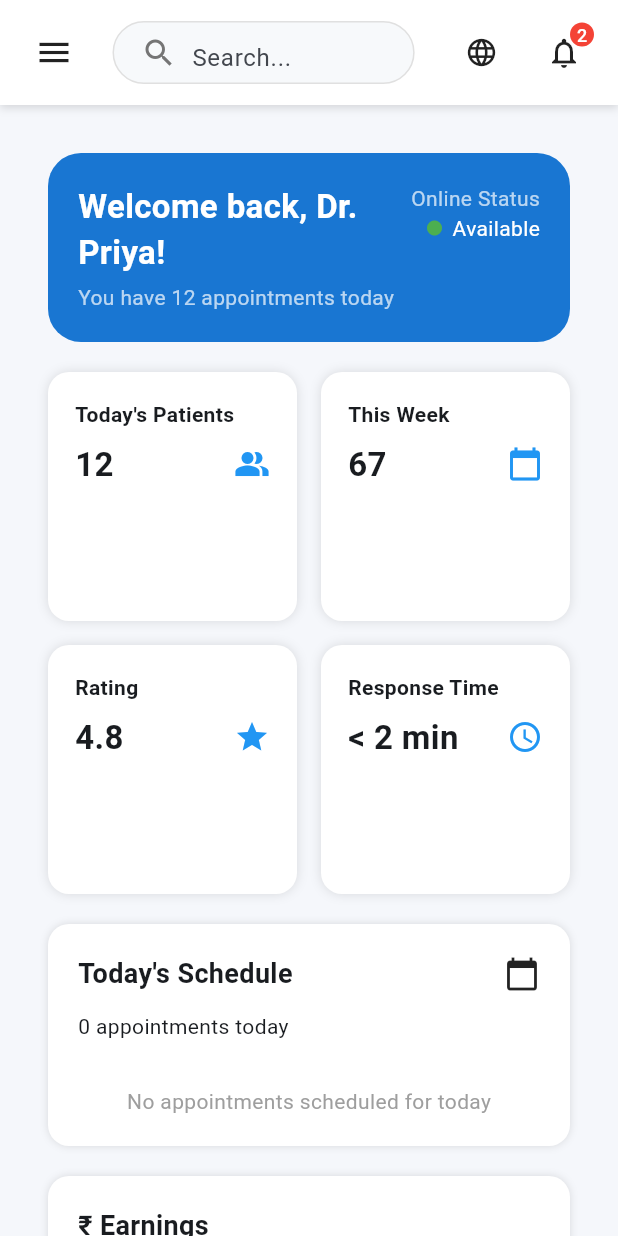
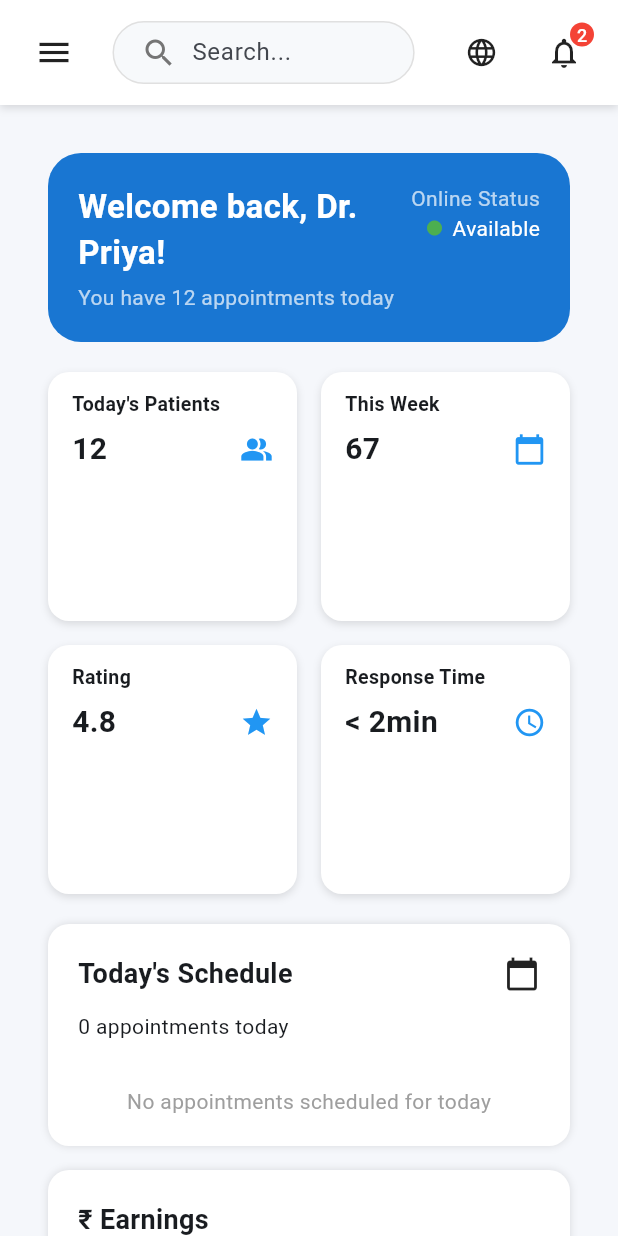
Before and after one commit to yash-aryahsworld-infotech/meet, a Flutter app: the DashboardPage screen opened directly with empty values, on a phone screen of 412 x 824 dp. Run offline on Flutter 3.47's test engine with Material 3 defaults, Android fonts, the phone set to English and light mode, and no system bars; our stand-ins replace firebase_core, firebase_database, shared_preferences; accounts and stored records are empty.

Commit message:
Refactor dashboard layout and improve responsiveness; enhance navbar comments and adjust stats card styling

```diff
--- a/lib/Screens/HealthProvider/dashboard_component.dart
+++ b/lib/Screens/HealthProvider/dashboard_component.dart
@@ -5,6 +5,8 @@ import "../../widgets/header_section.dart";
 import "../../widgets/stats_section.dart";
 import "../../widgets/schedule_section.dart";
 import "../../widgets/earnings_section.dart";
+import "../../widgets/quick_actions_section.dart";
+import "../../widgets/patient_overview_section.dart";
 
 class HealthProviderDashboard extends StatelessWidget {
   const HealthProviderDashboard({super.key});
@@ -22,7 +24,6 @@ class HealthProviderDashboard extends StatelessWidget {
           crossAxisAlignment: CrossAxisAlignment.start,
           children: [
 
-            /// HEADER — always full width
             const HeaderSection(
               doctorName: "Dr. Priya",
               appointmentsToday: 12,
@@ -31,31 +32,44 @@ class HealthProviderDashboard extends StatelessWidget {
 
             const SizedBox(height: 20),
 
-            /// Stats section — responsive inside
             const StatsSection(),
-
             const SizedBox(height: 20),
 
-            /// MAIN SCHEDULE + EARNINGS RESPONSIVE LAYOUT
+            /// --------------------------------------------------------
+            /// RESPONSIVE LAYOUT
+            /// --------------------------------------------------------
             if (isMobile) ...[
-              /// MOBILE (one column)
+              /// ---------------------- MOBILE (Corrected) ----------------------
               const ScheduleSection(),
-              const SizedBox(height: 20),
+              const SizedBox(height: 16),
+
               const EarningsSection(),
+              const SizedBox(height: 16),
+
+              const QuickActionsSection(),
+              const SizedBox(height: 16),
+
+              const PatientOverviewSection(),
             ]
+
             else if (isTablet) ...[
-              /// TABLET (two equal columns)
+              /// ---------------------- TABLET ----------------------
               Row(
                 crossAxisAlignment: CrossAxisAlignment.start,
                 children: const [
-                  Expanded(flex: 1, child: ScheduleSection()),
+                  Expanded(child: ScheduleSection()),
                   SizedBox(width: 20),
-                  Expanded(flex: 1, child: EarningsSection()),
+                  Expanded(child: EarningsSection()),
                 ],
-              )
+              ),
+              const SizedBox(height: 20),
+              const QuickActionsSection(),
+              const SizedBox(height: 20),
+              const PatientOverviewSection(),
             ]
+
             else if (isDesktop) ...[
-                /// DESKTOP (wide schedule, smaller earnings)
+              /// ---------------------- DESKTOP ----------------------
               Row(
                 crossAxisAlignment: CrossAxisAlignment.start,
                 children: const [
@@ -63,7 +77,20 @@ class HealthProviderDashboard extends StatelessWidget {
                   SizedBox(width: 20),
                   Expanded(flex: 5, child: EarningsSection()),
                 ],
-                )
+              ),
+
+              const SizedBox(height: 25),
+
+              Row(
+                crossAxisAlignment: CrossAxisAlignment.start,
+                children: const [
+                  Spacer(flex: 7),
+                  Expanded(flex: 5, child: QuickActionsSection()),
+                ],
+              ),
+
+              const SizedBox(height: 20),
+              const PatientOverviewSection(),
             ],
           ],
         ),
--- a/lib/Screens/Navbar/top_navbar.dart
+++ b/lib/Screens/Navbar/top_navbar.dart
@@ -31,8 +31,9 @@ class PerfectNavbar extends StatelessWidget implements PreferredSizeWidget {
       padding: EdgeInsets.symmetric(horizontal: isWeb ? 24 : 12),
       child: Row(
         children: [
+
           /// ----------------------------------------------------
-          /// LEFT SIDE: SIDEBAR TOGGLE BUTTON (Always)
+          /// SIDEBAR MENU BUTTON (Always)
           /// ----------------------------------------------------
           IconButton(
             onPressed: onMenuPressed,
@@ -43,7 +44,7 @@ class PerfectNavbar extends StatelessWidget implements PreferredSizeWidget {
           const SizedBox(width: 15),
 
           /// ----------------------------------------------------
-          /// CENTER: SEARCH BAR (Always)
+          /// SEARCH BAR (Always)
           /// ----------------------------------------------------
           Expanded(
             flex: isWeb ? 4 : 6,
@@ -59,11 +60,15 @@ class PerfectNavbar extends StatelessWidget implements PreferredSizeWidget {
                 children: [
                   Icon(Icons.search, color: Colors.grey.shade600),
                   const SizedBox(width: 10),
+
+                  /// CENTERED TEXT FIELD ★★★★★
                   const Expanded(
                     child: TextField(
+                      textAlignVertical: TextAlignVertical.center,
                       decoration: InputDecoration(
                         hintText: "Search...",
                         border: InputBorder.none,
+                        isCollapsed: true,
                       ),
                     ),
                   ),
@@ -75,20 +80,20 @@ class PerfectNavbar extends StatelessWidget implements PreferredSizeWidget {
           const Spacer(),
 
           /// ----------------------------------------------------
-          /// RIGHT SIDE — LANGUAGE (Mobile + Tablet + Web)
+          /// LANGUAGE ICON + TEXT
           /// ----------------------------------------------------
           Row(
             children: [
               const Icon(Icons.language, size: 22, color: Colors.black87),
               if (isWeb) ...[
-                const SizedBox(width: 5),
+                const SizedBox(width: 6),
                 Text(
                   "GB English",
                   style: TextStyle(
                     fontSize: AppResponsive.fontSM(context),
                     fontWeight: AppResponsive.medium,
                   ),
-                )
+                ),
               ]
             ],
           ),
@@ -96,7 +101,7 @@ class PerfectNavbar extends StatelessWidget implements PreferredSizeWidget {
           const SizedBox(width: 20),
 
           /// ----------------------------------------------------
-          /// WEB-ONLY: Patient badge
+          /// PATIENT BADGE (Web only)
           /// ----------------------------------------------------
           if (isWeb)
             Container(
@@ -123,16 +128,20 @@ class PerfectNavbar extends StatelessWidget implements PreferredSizeWidget {
           if (isWeb) const SizedBox(width: 25),
 
           /// ----------------------------------------------------
-          /// NOTIFICATION BELL (Always)
+          /// NOTIFICATION BELL
           /// ----------------------------------------------------
           Stack(
             clipBehavior: Clip.none,
             children: [
               IconButton(
                 onPressed: () {},
-                icon: const Icon(Icons.notifications_none,
-                    color: Colors.black87),
+                icon: const Icon(
+                  Icons.notifications_none,
+                  color: Colors.black87,
+                ),
               ),
+
+              /// Notification dot
               Positioned(
                 right: 4,
                 top: 4,
--- a/lib/widgets/patient_overview_section.dart
+++ b/lib/widgets/patient_overview_section.dart
@@ -5,8 +5,7 @@ class PatientOverviewSection extends StatelessWidget {
   const PatientOverviewSection({super.key});
 
   Widget overviewItem(String value, String label, Color color) {
-    return Expanded(
-      child: Column(
+    return Column(
       mainAxisAlignment: MainAxisAlignment.center,
       children: [
         Text(
@@ -23,7 +22,6 @@ class PatientOverviewSection extends StatelessWidget {
           style: const TextStyle(color: Colors.grey, fontSize: 14),
         ),
       ],
-      ),
     );
   }
 
@@ -55,9 +53,9 @@ class PatientOverviewSection extends StatelessWidget {
 
           const SizedBox(height: 20),
 
-          /// Values Row / Column
-          isMobile
-              ? Column(
+          /// ---------------------- MOBILE ----------------------
+          if (isMobile)
+            Column(
               children: [
                 overviewItem("245", "Total Patients", Colors.blue),
                 const SizedBox(height: 20),
@@ -66,11 +64,18 @@ class PatientOverviewSection extends StatelessWidget {
                 overviewItem("156", "Consultations This Month", Colors.teal),
               ],
             )
-              : Row(
+
+          /// ---------------------- TABLET & DESKTOP ----------------------
+          else
+            Row(
               children: [
-                    overviewItem("245", "Total Patients", Colors.blue),
-                    overviewItem("89%", "Satisfaction Rate", Colors.green),
-                    overviewItem("156", "Consultations This Month", Colors.teal),
+                Expanded(
+                    child: overviewItem("245", "Total Patients", Colors.blue)),
+                Expanded(
+                    child: overviewItem("89%", "Satisfaction Rate", Colors.green)),
+                Expanded(
+                    child: overviewItem(
+                        "156", "Consultations This Month", Colors.teal)),
               ],
             )
         ],
--- a/lib/widgets/stats_section.dart
+++ b/lib/widgets/stats_section.dart
@@ -4,27 +4,50 @@ import '../utils/app_responsive.dart';
 class StatsSection extends StatelessWidget {
   const StatsSection({super.key});
 
+  // Compact stat card
   Widget statCard(String title, String value, IconData icon) {
     return Container(
-      padding: const EdgeInsets.all(18),
+      padding: const EdgeInsets.symmetric(horizontal: 16, vertical: 12), // smaller card height
       decoration: BoxDecoration(
         color: Colors.white,
         borderRadius: BorderRadius.circular(AppResponsive.radiusMD),
-        boxShadow: const [BoxShadow(color: Colors.black12, blurRadius: 6)],
+        boxShadow: const [
+          BoxShadow(color: Colors.black12, blurRadius: 4, offset: Offset(0, 2)),
+        ],
       ),
+
       child: Column(
         crossAxisAlignment: CrossAxisAlignment.start,
+        mainAxisSize: MainAxisSize.min, // shrink height
         children: [
-          Text(title, style: const TextStyle(fontWeight: FontWeight.w600)),
-          const SizedBox(height: 8),
+          Text(
+            title,
+            style: const TextStyle(
+              fontWeight: FontWeight.w600,
+              fontSize: 13, // smaller title text
+            ),
+          ),
+
+          const SizedBox(height: 6),
+
           Row(
             mainAxisAlignment: MainAxisAlignment.spaceBetween,
             children: [
-              Text(value,
-                  style: const TextStyle(fontSize: 22, fontWeight: FontWeight.bold)),
-              Icon(icon, color: Colors.blue),
+              Text(
+                value,
+                style: const TextStyle(
+                  fontSize: 20, // smaller value number
+                  fontWeight: FontWeight.bold,
+                ),
+              ),
+
+              Icon(
+                icon,
+                color: Colors.blue,
+                size: 22, // smaller icon
+              ),
             ],
-          )
+          ),
         ],
       ),
     );
@@ -43,11 +66,12 @@ class StatsSection extends StatelessWidget {
       crossAxisCount: colCount,
       crossAxisSpacing: 16,
       mainAxisSpacing: 16,
+
       children: [
         statCard("Today's Patients", "12", Icons.people_alt),
         statCard("This Week", "67", Icons.calendar_today),
         statCard("Rating", "4.8", Icons.star),
-        statCard("Response Time", "< 2 min", Icons.access_time),
+        statCard("Response Time", "< 2min", Icons.access_time),
       ],
     );
   }
```
Lines whose indentation alone changed are shown as unchanged.
